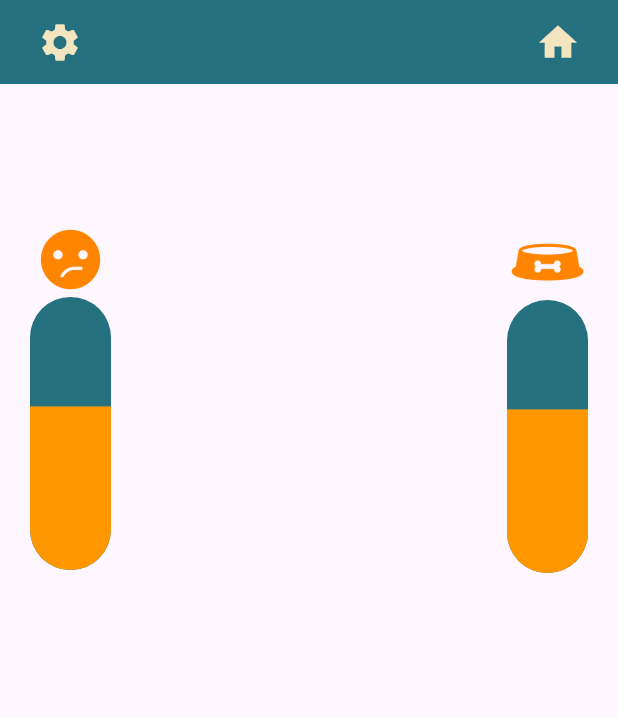
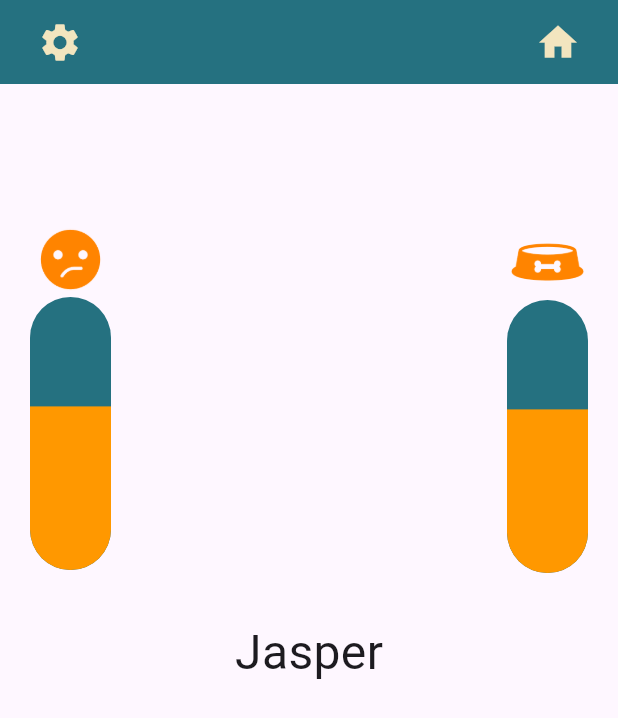
Before and after one commit to 7anine/MyDigitalPet, a Flutter app: the screen it shows after launch, on a phone screen of 412 x 824 dp. Shown: the top 718 px of the screen. Run offline on Flutter 3.47's test engine with Material 3 defaults, Android fonts, the phone set to English and light mode, and no system bars; Roboto replaces fonts that are missing (Open Sans ExtraBold).

Commit message:
Added font

```diff
--- a/flutterapp/lib/pet_profile_page.dart
+++ b/flutterapp/lib/pet_profile_page.dart
@@ -1,5 +1,6 @@
 import 'package:flutter/material.dart';
 import 'package:flutterapp/app_colors.dart';
+import 'package:flutterapp/textstyle.dart';
 
 class PetProfile extends StatelessWidget{
   const PetProfile ({super.key});
@@ -51,15 +52,22 @@ class PetProfileBody extends StatelessWidget {
   @override
   Widget build(BuildContext context) {
     final screenWidth = MediaQuery.of(context).size.width;
-    return Row(
+    return const Row(
       mainAxisAlignment: MainAxisAlignment.spaceBetween,
       children: [
         Padding(
-          padding: const EdgeInsets.only(left: 20.0, top: 92), // Adjust the padding as needed
+          padding: EdgeInsets.only(left: 20.0, top: 92), // Adjust the padding as needed
           child: MoodMeter(moodLevel: 0.6),
         ),
+        Column(
+        mainAxisAlignment: MainAxisAlignment.center,
+        children: [
+        Text('Jasper' , style: TextStyles.PetProfileFont1,),
+        SizedBox(height: 10), // Adjust the spacing as needed
+        ],
+        ),
         Padding(
-          padding: const EdgeInsets.only(right: 20.0, top: 94), // Adjust the padding as needed
+          padding: EdgeInsets.only(right: 20.0, top: 94), // Adjust the padding as needed
           child: HungerMeter(hungerLevel: 0.6),
         ),
       ],
--- /dev/null
+++ b/flutterapp/lib/textstyle.dart
@@ -0,0 +1,9 @@
+import 'package:flutter/material.dart';
+
+class TextStyles {
+  static const TextStyle PetProfileFont1 = TextStyle(
+    fontFamily: 'Open Sans ExtraBold',
+    fontSize: 32.0,
+   // fontWeight: FontWeight.bold,
+  );
+}
--- a/flutterapp/pubspec.yaml
+++ b/flutterapp/pubspec.yaml
@@ -65,6 +65,7 @@ flutter:
     - assets/images/SmileyGreen.png
     - assets/images/SmileyRed.png
     - assets/images/
+    - assets/fonts/OpenSans.ttf
 
   # To add assets to your application, add an assets section, like this:
   # assets:
```
Also changed, not shown: flutterapp/assets/fonts/OpenSans.ttf (added).
